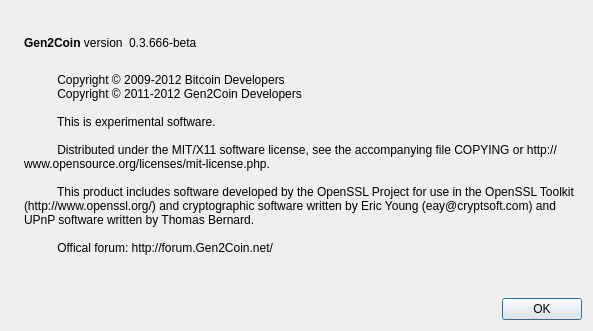
Before: the Qt Designer form src/qt/forms/aboutdialog.ui in G2C/G2C, drawn with Qt 5.
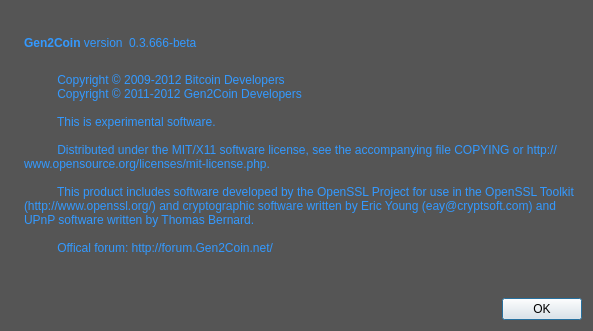
After: the same form once the commit is applied. Icons and pictures are not drawn.

Patch:
```diff
--- a/src/qt/forms/aboutdialog.ui
+++ b/src/qt/forms/aboutdialog.ui
@@ -10,6 +10,97 @@
     <height>331</height>
    </rect>
   </property>
+  <property name="palette">
+   <palette>
+    <active>
+     <colorrole role="Text">
+      <brush brushstyle="SolidPattern">
+       <color alpha="255">
+        <red>51</red>
+        <green>153</green>
+        <blue>255</blue>
+       </color>
+      </brush>
+     </colorrole>
+     <colorrole role="Base">
+      <brush brushstyle="SolidPattern">
+       <color alpha="255">
+        <red>255</red>
+        <green>255</green>
+        <blue>255</blue>
+       </color>
+      </brush>
+     </colorrole>
+     <colorrole role="Window">
+      <brush brushstyle="SolidPattern">
+       <color alpha="255">
+        <red>85</red>
+        <green>85</green>
+        <blue>85</blue>
+       </color>
+      </brush>
+     </colorrole>
+    </active>
+    <inactive>
+     <colorrole role="Text">
+      <brush brushstyle="SolidPattern">
+       <color alpha="255">
+        <red>51</red>
+        <green>153</green>
+        <blue>255</blue>
+       </color>
+      </brush>
+     </colorrole>
+     <colorrole role="Base">
+      <brush brushstyle="SolidPattern">
+       <color alpha="255">
+        <red>255</red>
+        <green>255</green>
+        <blue>255</blue>
+       </color>
+      </brush>
+     </colorrole>
+     <colorrole role="Window">
+      <brush brushstyle="SolidPattern">
+       <color alpha="255">
+        <red>85</red>
+        <green>85</green>
+        <blue>85</blue>
+       </color>
+      </brush>
+     </colorrole>
+    </inactive>
+    <disabled>
+     <colorrole role="Text">
+      <brush brushstyle="SolidPattern">
+       <color alpha="255">
+        <red>120</red>
+        <green>120</green>
+        <blue>120</blue>
+       </color>
+      </brush>
+     </colorrole>
+     <colorrole role="Base">
+      <brush brushstyle="SolidPattern">
+       <color alpha="255">
+        <red>85</red>
+        <green>85</green>
+        <blue>85</blue>
+       </color>
+      </brush>
+     </colorrole>
+     <colorrole role="Window">
+      <brush brushstyle="SolidPattern">
+       <color alpha="255">
+        <red>85</red>
+        <green>85</green>
+        <blue>85</blue>
+       </color>
+      </brush>
+     </colorrole>
+    </disabled>
+   </palette>
+  </property>
   <property name="windowTitle">
    <string>About Gen2Coin</string>
   </property>
@@ -46,6 +137,97 @@
       <layout class="QHBoxLayout" name="horizontalLayout">
        <item>
         <widget class="QLabel" name="label">
+         <property name="palette">
+          <palette>
+           <active>
+            <colorrole role="WindowText">
+             <brush brushstyle="SolidPattern">
+              <color alpha="255">
+               <red>51</red>
+               <green>153</green>
+               <blue>255</blue>
+              </color>
+             </brush>
+            </colorrole>
+            <colorrole role="Base">
+             <brush brushstyle="SolidPattern">
+              <color alpha="255">
+               <red>255</red>
+               <green>255</green>
+               <blue>255</blue>
+              </color>
+             </brush>
+            </colorrole>
+            <colorrole role="Window">
+             <brush brushstyle="SolidPattern">
+              <color alpha="255">
+               <red>85</red>
+               <green>85</green>
+               <blue>85</blue>
+              </color>
+             </brush>
+            </colorrole>
+           </active>
+           <inactive>
+            <colorrole role="WindowText">
+             <brush brushstyle="SolidPattern">
+              <color alpha="255">
+               <red>51</red>
+               <green>153</green>
+               <blue>255</blue>
+              </color>
+             </brush>
+            </colorrole>
+            <colorrole role="Base">
+             <brush brushstyle="SolidPattern">
+              <color alpha="255">
+               <red>255</red>
+               <green>255</green>
+               <blue>255</blue>
+              </color>
+             </brush>
+            </colorrole>
+            <colorrole role="Window">
+             <brush brushstyle="SolidPattern">
+              <color alpha="255">
+               <red>85</red>
+               <green>85</green>
+               <blue>85</blue>
+              </color>
+             </brush>
+            </colorrole>
+           </inactive>
+           <disabled>
+            <colorrole role="WindowText">
+             <brush brushstyle="SolidPattern">
+              <color alpha="255">
+               <red>120</red>
+               <green>120</green>
+               <blue>120</blue>
+              </color>
+             </brush>
+            </colorrole>
+            <colorrole role="Base">
+             <brush brushstyle="SolidPattern">
+              <color alpha="255">
+               <red>85</red>
+               <green>85</green>
+               <blue>85</blue>
+              </color>
+             </brush>
+            </colorrole>
+            <colorrole role="Window">
+             <brush brushstyle="SolidPattern">
+              <color alpha="255">
+               <red>85</red>
+               <green>85</green>
+               <blue>85</blue>
+              </color>
+             </brush>
+            </colorrole>
+           </disabled>
+          </palette>
+         </property>
          <property name="cursor">
           <cursorShape>IBeamCursor</cursorShape>
          </property>
@@ -59,6 +241,97 @@
        </item>
        <item>
         <widget class="QLabel" name="versionLabel">
+         <property name="palette">
+          <palette>
+           <active>
+            <colorrole role="WindowText">
+             <brush brushstyle="SolidPattern">
+              <color alpha="255">
+               <red>51</red>
+               <green>153</green>
+               <blue>255</blue>
+              </color>
+             </brush>
+            </colorrole>
+            <colorrole role="Base">
+             <brush brushstyle="SolidPattern">
+              <color alpha="255">
+               <red>255</red>
+               <green>255</green>
+               <blue>255</blue>
+              </color>
+             </brush>
+            </colorrole>
+            <colorrole role="Window">
+             <brush brushstyle="SolidPattern">
+              <color alpha="255">
+               <red>85</red>
+               <green>85</green>
+               <blue>85</blue>
+              </color>
+             </brush>
+            </colorrole>
+           </active>
+           <inactive>
+            <colorrole role="WindowText">
+             <brush brushstyle="SolidPattern">
+              <color alpha="255">
+               <red>51</red>
+               <green>153</green>
+               <blue>255</blue>
+              </color>
+             </brush>
+            </colorrole>
+            <colorrole role="Base">
+             <brush brushstyle="SolidPattern">
+              <color alpha="255">
+               <red>255</red>
+               <green>255</green>
+               <blue>255</blue>
+              </color>
+             </brush>
+            </colorrole>
+            <colorrole role="Window">
+             <brush brushstyle="SolidPattern">
+              <color alpha="255">
+               <red>85</red>
+               <green>85</green>
+               <blue>85</blue>
+              </color>
+             </brush>
+            </colorrole>
+           </inactive>
+           <disabled>
+            <colorrole role="WindowText">
+             <brush brushstyle="SolidPattern">
+              <color alpha="255">
+               <red>120</red>
+               <green>120</green>
+               <blue>120</blue>
+              </color>
+             </brush>
+            </colorrole>
+            <colorrole role="Base">
+             <brush brushstyle="SolidPattern">
+              <color alpha="255">
+               <red>85</red>
+               <green>85</green>
+               <blue>85</blue>
+              </color>
+             </brush>
+            </colorrole>
+            <colorrole role="Window">
+             <brush brushstyle="SolidPattern">
+              <color alpha="255">
+               <red>85</red>
+               <green>85</green>
+               <blue>85</blue>
+              </color>
+             </brush>
+            </colorrole>
+           </disabled>
+          </palette>
+         </property>
          <property name="cursor">
           <cursorShape>IBeamCursor</cursorShape>
          </property>
@@ -90,6 +363,97 @@
      </item>
      <item>
       <widget class="QLabel" name="label_2">
+       <property name="palette">
+        <palette>
+         <active>
+          <colorrole role="WindowText">
+           <brush brushstyle="SolidPattern">
+            <color alpha="255">
+             <red>51</red>
+             <green>153</green>
+             <blue>255</blue>
+            </color>
+           </brush>
+          </colorrole>
+          <colorrole role="Base">
+           <brush brushstyle="SolidPattern">
+            <color alpha="255">
+             <red>255</red>
+             <green>255</green>
+             <blue>255</blue>
+            </color>
+           </brush>
+          </colorrole>
+          <colorrole role="Window">
+           <brush brushstyle="SolidPattern">
+            <color alpha="255">
+             <red>85</red>
+             <green>85</green>
+             <blue>85</blue>
+            </color>
+           </brush>
+          </colorrole>
+         </active>
+         <inactive>
+          <colorrole role="WindowText">
+           <brush brushstyle="SolidPattern">
+            <color alpha="255">
+             <red>51</red>
+             <green>153</green>
+             <blue>255</blue>
+            </color>
+           </brush>
+          </colorrole>
+          <colorrole role="Base">
+           <brush brushstyle="SolidPattern">
+            <color alpha="255">
+             <red>255</red>
+             <green>255</green>
+             <blue>255</blue>
+            </color>
+           </brush>
+          </colorrole>
+          <colorrole role="Window">
+           <brush brushstyle="SolidPattern">
+            <color alpha="255">
+             <red>85</red>
+             <green>85</green>
+             <blue>85</blue>
+            </color>
+           </brush>
+          </colorrole>
+         </inactive>
+         <disabled>
+          <colorrole role="WindowText">
+           <brush brushstyle="SolidPattern">
+            <color alpha="255">
+             <red>120</red>
+             <green>120</green>
+             <blue>120</blue>
+            </color>
+           </brush>
+          </colorrole>
+          <colorrole role="Base">
+           <brush brushstyle="SolidPattern">
+            <color alpha="255">
+             <red>85</red>
+             <green>85</green>
+             <blue>85</blue>
+            </color>
+           </brush>
+          </colorrole>
+          <colorrole role="Window">
+           <brush brushstyle="SolidPattern">
+            <color alpha="255">
+             <red>85</red>
+             <green>85</green>
+             <blue>85</blue>
+            </color>
+           </brush>
+          </colorrole>
+         </disabled>
+        </palette>
+       </property>
        <property name="cursor">
         <cursorShape>IBeamCursor</cursorShape>
        </property>
```
